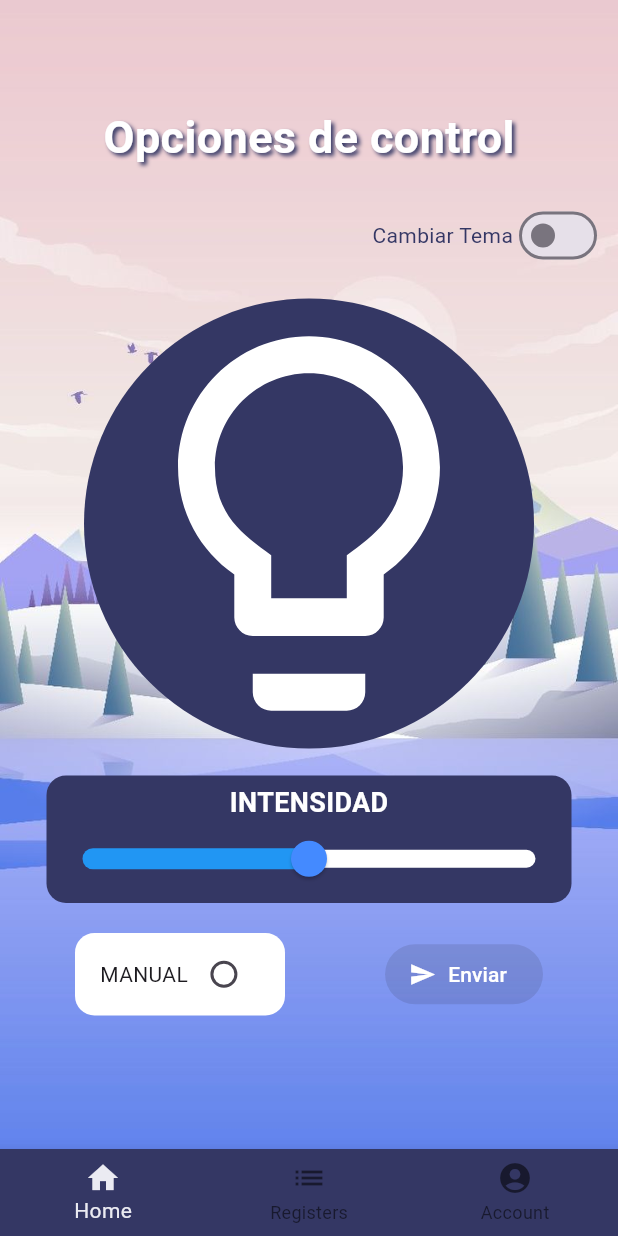
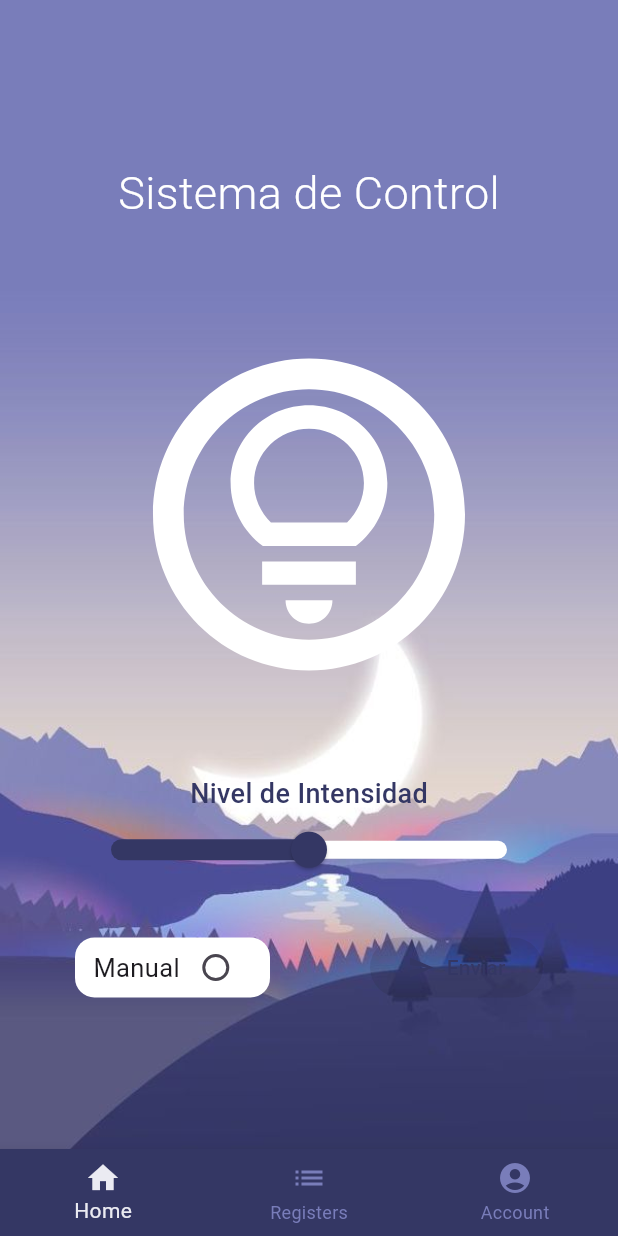
Before and after one commit to begazo-ticona-jesus/emergentesapp, a Flutter app: the screen it shows after launch, on a phone screen of 412 x 824 dp. Run offline on Flutter 3.47's test engine with Material 3 defaults, Android fonts, the phone set to English and light mode, and no system bars; our stand-ins replace fl_chart, go_router; missing offline and left inert: mqtt_client.

Commit message:
Arreglos en diseno

```diff
--- a/lib/main.dart
+++ b/lib/main.dart
@@ -30,11 +30,12 @@ class MyAppScaffold extends StatelessWidget {
   Widget build(BuildContext context) {
     return Scaffold(
       body: Container(
-        decoration: BoxDecoration(
+        decoration: const BoxDecoration(
           image: DecorationImage(
-            image: context.watch<StateWitched>().isSwitched
-                ? const AssetImage('assets/Fondo2.jpg')
-                : const AssetImage('assets/Fondo1.jpg'),
+            image: AssetImage('assets/Fondo2.jpg'),
+            //image: context.watch<StateWitched>().isSwitched
+             //   ? const AssetImage('assets/Fondo2.jpg')
+              //  : const AssetImage('assets/Fondo1.jpg'),
             fit: BoxFit.cover,
           ),
         ),
--- a/lib/presentation/components/NavBar.dart
+++ b/lib/presentation/components/NavBar.dart
@@ -53,6 +53,7 @@ class _NavBarState extends State<NavBar> {
         currentIndex: _selectedIndex,
         backgroundColor: const Color(0xFF343764),
         selectedItemColor: const Color(0xFFebebf2),
+        unselectedItemColor: const Color(0xFF797dba),
         onTap: _onItemTapped,
       ),
     );
--- a/lib/presentation/components/stateSwitched.dart
+++ b/lib/presentation/components/stateSwitched.dart
@@ -1,4 +1,4 @@
-// ignore_for_file: file_names
+ // ignore_for_file: file_names
 
 import 'package:flutter/material.dart';
 
--- a/lib/presentation/screens/home/ScreenHome.dart
+++ b/lib/presentation/screens/home/ScreenHome.dart
@@ -6,7 +6,6 @@ import 'package:flutter/material.dart';
 import 'package:mqtt_client/mqtt_server_client.dart';
 
 import '../../../domain/services/mqtt/MqttController.dart';
-
 
 class ScreenHome extends StatefulWidget {
   const ScreenHome({Key? key}) : super(key: key);
@@ -51,35 +50,34 @@ class _ScreenHomeState extends State<ScreenHome> {
   Widget build(BuildContext context) {
     return Center(
       child: Column(
+        mainAxisAlignment: MainAxisAlignment.center,
         children: [
           const Padding(
-            padding: EdgeInsets.only(top: 70.0,bottom: 10.0),
+            padding: EdgeInsets.only(top: 10.0, bottom: 10.0),
             child: Text(
-              'Opciones de control',
+              'Sistema de Control',
               style: TextStyle(
                 fontSize: 30.0,
-                fontWeight: FontWeight.bold,
+                fontWeight: FontWeight.w300,
                 color: Colors.white,
-                shadows: [
-                  Shadow(
-                    color: Color(0xFF343764),
-                    offset: Offset(2.0, 2.0),
-                    blurRadius: 3.0,
-                  ),
-                ],
+                //shadows: [ Shadow( color: Color(0xFF343764), offset: Offset(2.0, 2.0), blurRadius: 3.0, ),],
               ),
             ),
           ),
           Column(
             mainAxisAlignment: MainAxisAlignment.center,
             children: [
-              CustomSwitchTheme(),
-              SwitchIcon(
-                isSwitched: isSwitched,
-                onChanged: _changeSwitch,
+              //CustomSwitchTheme(),
+              Padding(
+                padding: const EdgeInsets.only(top: 50),
+                child: SwitchIcon(
+                  isSwitched: isSwitched,
+                  onChanged: _changeSwitch,
+                ),
               ),
+
               Padding(
-                padding: const EdgeInsets.all(10.0),
+                padding: const EdgeInsets.only(right: 50.0, left: 50.0, top: 35),
                 child: SliderIntensity( // Usa el widget del slider de intensidad
                   intensity: _intensity,
                   onChanged: (double value) {
@@ -89,8 +87,9 @@ class _ScreenHomeState extends State<ScreenHome> {
                   },
                 ),
               ),
+
               Padding(
-                padding: const EdgeInsets.only(right: 50.0, left: 50.0, top: 10),
+                padding: const EdgeInsets.only(right: 50.0, left: 50.0, top: 25),
                 child: Row(
                   mainAxisAlignment: MainAxisAlignment.spaceBetween,
                   children: [
@@ -103,15 +102,19 @@ class _ScreenHomeState extends State<ScreenHome> {
                       onPressed: mqttController == null ? null : () {
                         publishToTopic(mqttController!, 'TOPIC_RONY', 'apaga tu foco');
                       },
+
                       label: const Text(
                         'Enviar',
                         style: TextStyle(
-                          color: Colors.white, // Cambia el color del texto según tus preferencias
+                          color: Color(0xFF343764)
                         ),
                       ),
-                      icon: const Icon(Icons.send, color: Colors.white,), // Cambia el icono según tus preferencias
+                      icon: const Icon(
+                        Icons.send,
+                        color: Color(0xFF343764),),
                       style: ElevatedButton.styleFrom(
-                        backgroundColor: const Color(0xFFa4acf4),
+                        padding: const EdgeInsets.only(right: 25, left: 25),
+                        backgroundColor: Colors.white,
                       ),
                     ),
                   ],
--- a/lib/presentation/screens/home/widgets/CheckboxCommon.dart
+++ b/lib/presentation/screens/home/widgets/CheckboxCommon.dart
@@ -9,8 +9,8 @@ class CheckboxCommon extends StatelessWidget {
   @override
   Widget build(BuildContext context) {
     return Container(
-      width: 140.0,
-      height: 55,
+      width: 130.0,
+      height: 40,
       decoration: BoxDecoration(
         color: Colors.white,
         borderRadius: BorderRadius.circular(13.0),
@@ -18,13 +18,16 @@ class CheckboxCommon extends StatelessWidget {
       child: Row(
         mainAxisAlignment: MainAxisAlignment.center,
         children: [
-          const Text("MANUAL"),
+          const Text(
+            'Manual',
+            style: TextStyle(fontSize: 17.0),
+          ),
           Checkbox(
             value: isManual,
             onChanged: onChanged,
             checkColor: Colors.white,
-            activeColor: Colors.pink,
-            shape: const OvalBorder(),
+            activeColor: const Color(0xFF343764),
+            shape: const OvalBorder(eccentricity: 0.5),
           ),
         ],
       ),
--- a/lib/presentation/screens/home/widgets/SliderIntensity.dart
+++ b/lib/presentation/screens/home/widgets/SliderIntensity.dart
@@ -12,27 +12,27 @@ class SliderIntensity extends StatelessWidget {
       width: 350,
       height: 85,
       decoration: BoxDecoration(
-        color: const Color(0xFF343764), // Establece el color de fondo del slider
-        borderRadius: BorderRadius.circular(13.0), // Ajusta el radio para esquinas redondeadas
+        //color: Colors.white.withOpacity(0.5),
+        borderRadius: BorderRadius.circular(13.0),
       ),
       child: Column(
         mainAxisAlignment: MainAxisAlignment.center,
         children: [
         const Text(
-          "INTENSIDAD",
+          "Nivel de Intensidad",
           style: TextStyle(
-            color: Colors.white,
-            fontWeight: FontWeight.bold,
+            color: Color(0xFF343764),
+            fontWeight: FontWeight.w500,
             fontSize: 18.0,
           ),
         ),
         SliderTheme(
             data: SliderThemeData(
               trackHeight: 12.0,
-              activeTrackColor: Colors.blue,
-              inactiveTrackColor: Colors.white,
-              thumbColor: Colors.blueAccent,
-              overlayColor: Colors.red.withAlpha(32),
+              activeTrackColor: const Color(0xFF343764),//pista activa
+              inactiveTrackColor: Colors.white,//pista inactiva
+              thumbColor: const Color(0xFF343764),//bolita
+              overlayColor: Colors.white.withAlpha(32),
               thumbShape: const RoundSliderThumbShape(enabledThumbRadius: 12.0),
               overlayShape: const RoundSliderOverlayShape(overlayRadius: 24.0),
             ),
--- a/lib/presentation/screens/home/widgets/SwitchIcon.dart
+++ b/lib/presentation/screens/home/widgets/SwitchIcon.dart
@@ -1,4 +1,9 @@
 import 'package:flutter/material.dart';
+
+import '../../../components/stateSwitched.dart';
+import 'package:provider/provider.dart';
+import '../../../components/Actions.dart' as MyActions;
+import '../../../components/stateActions.dart';
 
 class SwitchIcon extends StatelessWidget {
   final bool isSwitched;
@@ -11,17 +16,30 @@ class SwitchIcon extends StatelessWidget {
     return IconButton(
       icon: Container(
         decoration: BoxDecoration(
-          color: const Color(0xFF343764),
+          color:  Colors.transparent,
           borderRadius: BorderRadius.circular(300),
         ),
         child: Icon(
-          isSwitched ? Icons.lightbulb : Icons.lightbulb_outline,
-          color: isSwitched ? Colors.yellow : Colors.white,
-          size: 300,
+          isSwitched ? Icons.lightbulb_circle : Icons.lightbulb_circle_outlined,
+          color: isSwitched ? const Color(0xFF343764) : Colors.white,
+          size: 250,
         ),
       ),
       onPressed: () {
         onChanged(!isSwitched);
+
+        // Llamar a la función onChanged del Switch cuando se presiona el IconButton
+        context.read<StateWitched>().isSwitched = !context.read<StateWitched>().isSwitched;
+
+        if (context.read<StateWitched>().isSwitched) {
+          // Acción cuando el switch se enciende
+          MyActions.Actions newAction = MyActions.Actions('Foco Encendido', DateTime.now());
+          appState.listOfActions.add(newAction);
+        } else {
+          // Acción cuando el switch se apaga
+          MyActions.Actions newAction = MyActions.Actions('Foco Apagado', DateTime.now());
+          appState.listOfActions.add(newAction);
+        }
       },
     );
   }
--- a/lib/presentation/screens/home/widgets/SwitchTeme.dart
+++ b/lib/presentation/screens/home/widgets/SwitchTeme.dart
@@ -40,8 +40,8 @@ class SwitchState extends State<CustomSwitchTheme> {
                 appState.listOfActions.add(newAction);
               }
             },
-            activeTrackColor: const Color(0xFFdb99b0),
-            activeColor: Colors.pink,
+            activeTrackColor: Color.fromARGB(255, 248, 205, 220),
+            activeColor: Color(0xFFdb99b0),
           ),
         ],
       ),
--- a/lib/presentation/screens/listRegisters/widgets/LineChart.dart
+++ b/lib/presentation/screens/listRegisters/widgets/LineChart.dart
@@ -95,19 +95,19 @@ class LineChartSample extends StatelessWidget {
     IconData iconData;
     switch (value.toInt()) {
       case 1:
-        iconData = Icons.wb_sunny_outlined; // Cambia el icono según tus preferencias
+        iconData = Icons.wb_sunny_outlined;
         break;
       case 2:
         iconData = Icons.sunny_snowing;
         break;
       case 3:
-        iconData = Icons.sunny; // Puedes cambiarlo a otro icono
+        iconData = Icons.sunny;
         break;
       default:
         return Container();
     }
 
-    return Icon(iconData, size: 30, color: const Color(0xFF343764)); // Puedes ajustar el tamaño y color del icono según tus preferencias
+    return Icon(iconData, size: 30, color: const Color(0xFF343764));
   }
 
 }
--- a/pubspec.yaml
+++ b/pubspec.yaml
@@ -50,6 +50,8 @@ dependencies:
 dev_dependencies:
   flutter_test:
     sdk: flutter
+
+
 
   # The "flutter_lints" package below contains a set of recommended lints to
   # encourage good coding practices. The lint set provided by the package is
```
Also changed, not shown: lib/presentation/screens/account/ScreenAccount.dart (+109 -6 lines), lib/presentation/screens/listRegisters/ScreenListRegisters.dart (+15 -15 lines), pubspec.lock.
